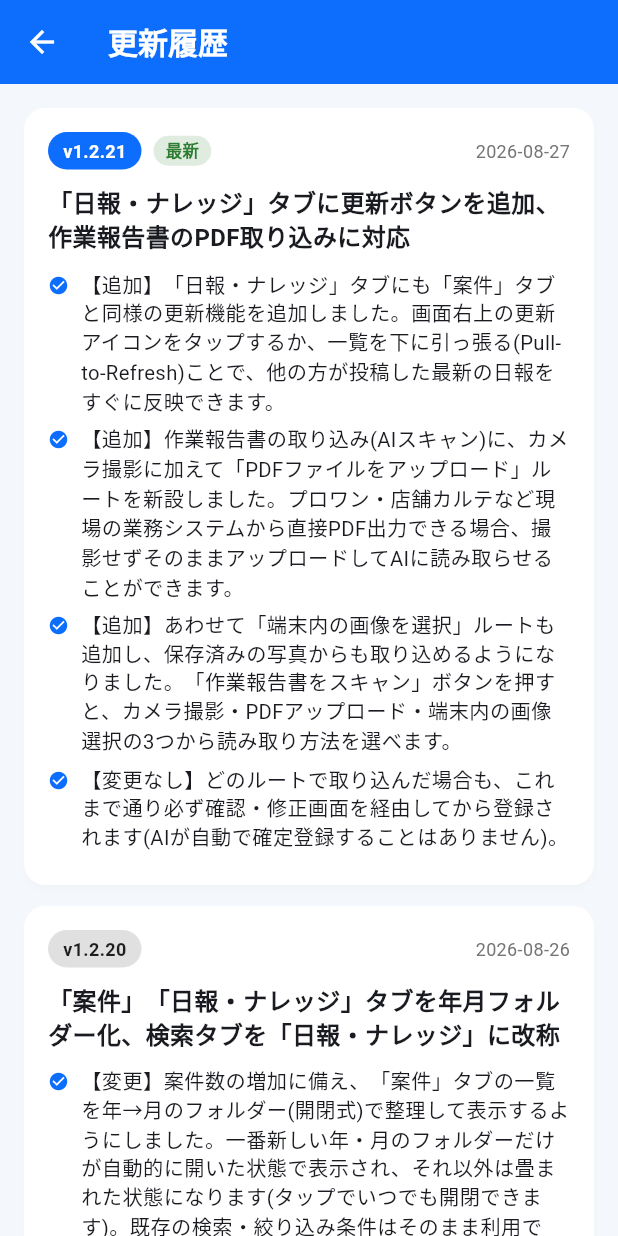
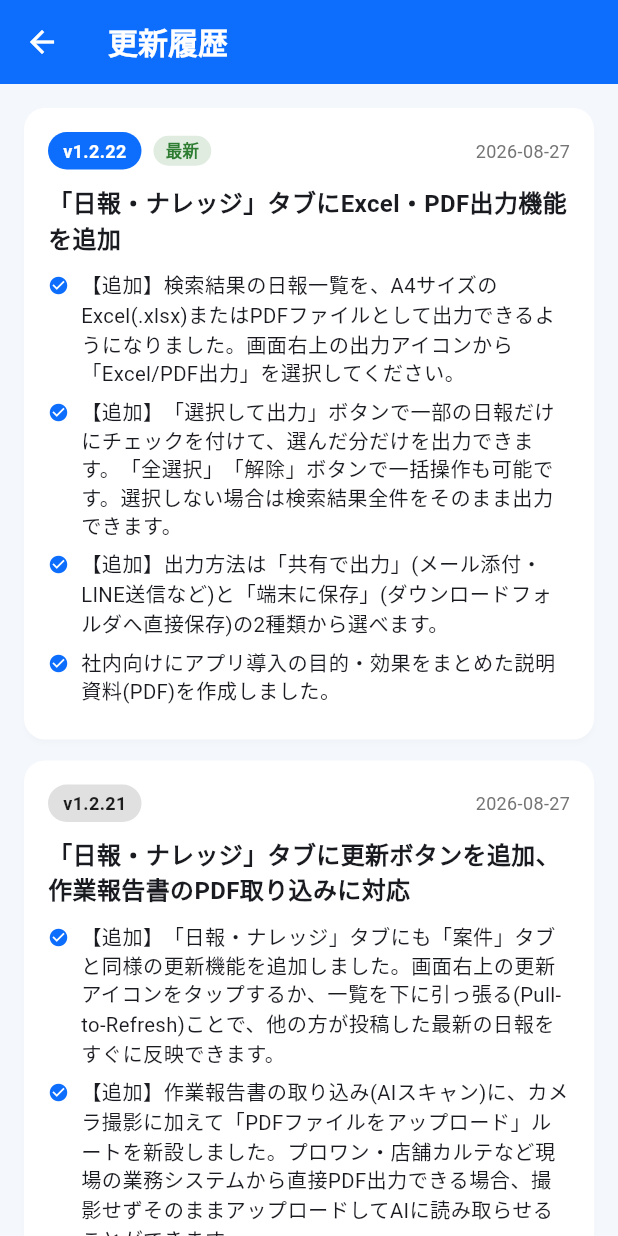
Before and after one commit to sn-naka3692/maintenance-log-app, a Flutter app: the ChangelogScreen screen opened directly, on a phone screen of 412 x 824 dp. Run offline on Flutter 3.47's test engine with Material 3 defaults, Android fonts, the phone set to English and light mode, and no system bars; our stand-ins replace cloud_firestore, file_picker, firebase_auth, firebase_core, firebase_storage, fl_chart and 8 more; missing offline and left inert: dart:js_interop, excel, file_saver; accounts and stored records are empty.

Commit message:
Release v1.2.22: 日報・ナレッジのExcel/PDF出力機能(選択出力対応)を追加

```diff
--- a/lib/data/changelog_data.dart
+++ b/lib/data/changelog_data.dart
@@ -19,6 +19,22 @@ class ChangelogEntry {
 
 /// 新しい更新ほどリストの先頭に追加すること。
 const List<ChangelogEntry> changelogEntries = [
+  ChangelogEntry(
+    version: '1.2.22',
+    date: '2026-08-27',
+    title: '「日報・ナレッジ」タブにExcel・PDF出力機能を追加',
+    details: [
+      '【追加】検索結果の日報一覧を、A4サイズのExcel(.xlsx)またはPDFファイル'
+          'として出力できるようになりました。画面右上の出力アイコンから'
+          '「Excel/PDF出力」を選択してください。',
+      '【追加】「選択して出力」ボタンで一部の日報だけにチェックを付けて、'
+          '選んだ分だけを出力できます。「全選択」「解除」ボタンで一括操作も'
+          '可能です。選択しない場合は検索結果全件をそのまま出力できます。',
+      '【追加】出力方法は「共有で出力」(メール添付・LINE送信など)と'
+          '「端末に保存」(ダウンロードフォルダへ直接保存)の2種類から選べます。',
+      '社内向けにアプリ導入の目的・効果をまとめた説明資料(PDF)を作成しました。',
+    ],
+  ),
   ChangelogEntry(
     version: '1.2.21',
     date: '2026-08-27',
--- a/pubspec.yaml
+++ b/pubspec.yaml
@@ -16,7 +16,7 @@ publish_to: 'none' # Remove this line if you wish to publish to pub.dev
 # https://developer.apple.com/library/archive/documentation/General/Reference/InfoPlistKeyReference/Articles/CoreFoundationKeys.html
 # In Windows, build-name is used as the major, minor, and patch parts
 # of the product and file versions while build-number is used as the build suffix.
-version: 1.2.21+30
+version: 1.2.22+31
 
 environment:
   sdk: ^3.9.2
```
